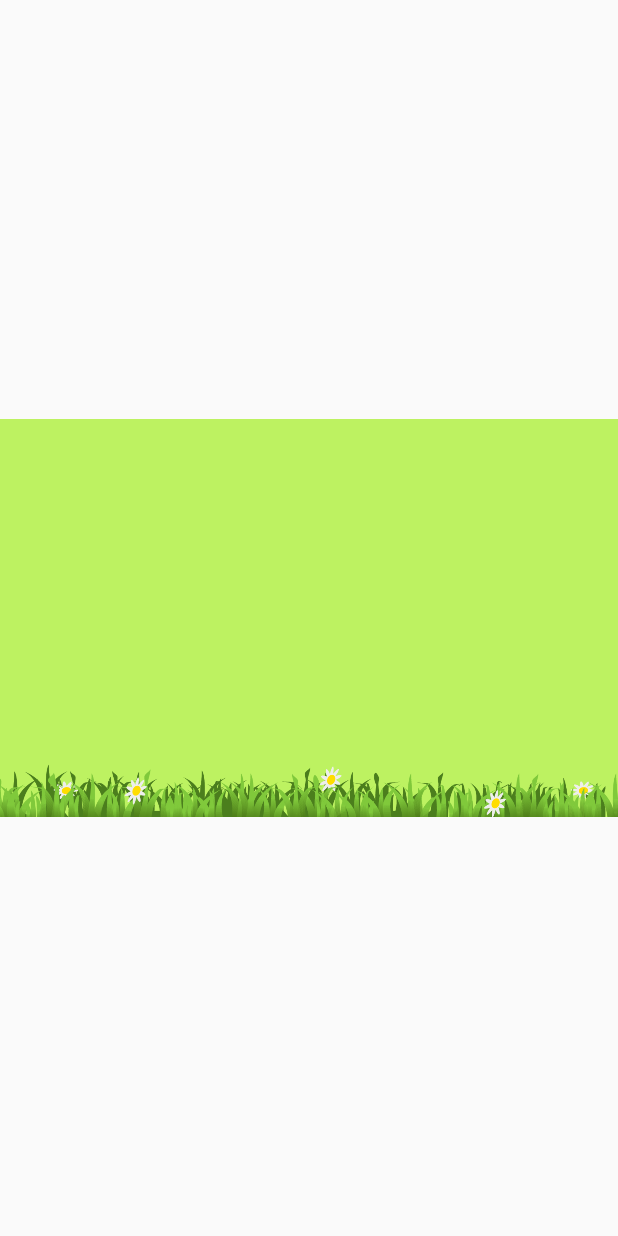
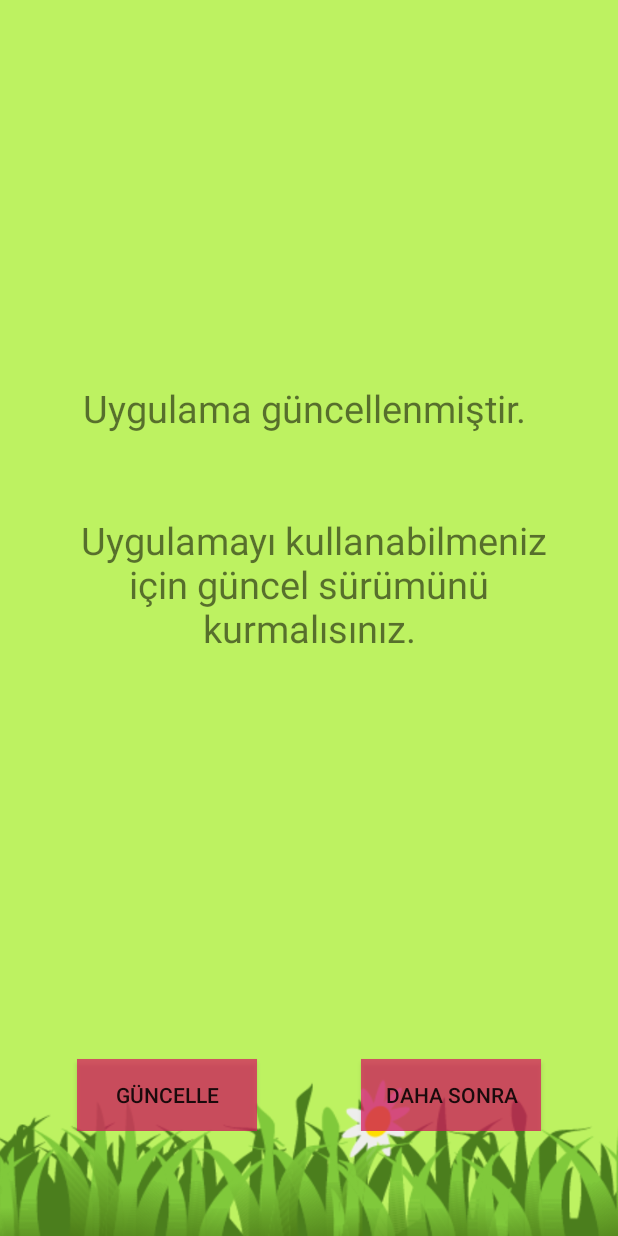
Before and after one commit to mbaykaltr/BilsemDeneme, an Android app: the Force screen opened directly, with no data from a screen before it, on a phone screen of 412 x 824 dp. Run offline under Robolectric (Android 15) with nearby library versions, the light colour scheme and no system bars; network calls fail.

Commit message:
hizmet içi satınalma geliştirme aşamasında force update eklendi

```diff
--- a/app/src/main/java/com/info/bilsemdeneme/Force.java
+++ b/app/src/main/java/com/info/bilsemdeneme/Force.java
@@ -1,14 +1,68 @@
 package com.info.bilsemdeneme;
 
+import android.content.ActivityNotFoundException;
+import android.content.Intent;
+import android.net.Uri;
 import android.os.Bundle;
+import android.view.View;
+import android.widget.Button;
 
 import androidx.appcompat.app.AppCompatActivity;
 
 public class Force extends AppCompatActivity {
 
+    private Button bt_update, bt_later;
+
+
     @Override
     protected void onCreate(Bundle savedInstanceState) {
         super.onCreate(savedInstanceState);
         setContentView(R.layout.activity_force);
-    }
+
+
+
+
+            bt_update = findViewById(R.id.bt_update);
+            bt_later = findViewById(R.id.bt_later);
+
+
+            bt_update.setOnClickListener(new View.OnClickListener() {
+                @Override
+                public void onClick(View v) {
+
+
+                    Uri uri = Uri.parse("https://play.google.com/store/apps/details?id=com.info.bilsemdeneme&hl=tr&gl=US" + Force.this.getPackageName());
+                    Intent goToMarket = new Intent(Intent.ACTION_VIEW, uri);
+                    // To count with Play market backstack, After pressing back button,
+                    // to taken back to our application, we need to add following flags to intent.
+                    try {
+                        startActivity(goToMarket);
+                    } catch (ActivityNotFoundException e) {
+                        startActivity(new Intent(Intent.ACTION_VIEW,
+                                Uri.parse("https://play.google.com/store/apps/details?id=com.info.bilsemdeneme&hl=tr&gl=US" + Force.this.getPackageName())));
+                    }
+
+                }
+            });
+
+
+            bt_later.setOnClickListener(new View.OnClickListener() {
+                @Override
+                public void onClick(View v) {
+                    finish();
+
+                }
+            });
+
+
+
+
+
+
+
+
+
+
+
+        }
 }
--- a/app/src/main/res/layout/activity_force.xml
+++ b/app/src/main/res/layout/activity_force.xml
@@ -9,11 +9,64 @@
 
     <ImageView
         android:id="@+id/imageView"
-        android:layout_width="wrap_content"
-        android:layout_height="wrap_content"
+        android:layout_width="0dp"
+        android:layout_height="0dp"
+        android:adjustViewBounds="true"
+        android:scaleType="centerCrop"
         app:layout_constraintBottom_toBottomOf="parent"
         app:layout_constraintEnd_toEndOf="parent"
         app:layout_constraintStart_toStartOf="parent"
         app:layout_constraintTop_toTopOf="parent"
         app:srcCompat="@drawable/bilsem_fon_1" />
+
+
+    <TextView
+        android:id="@+id/textView6"
+        android:layout_width="0dp"
+        android:layout_height="wrap_content"
+        android:layout_marginStart="32dp"
+        android:layout_marginEnd="32dp"
+        android:gravity="center"
+        android:text="@string/force_update_text"
+        android:textSize="25sp"
+        app:layout_constraintBottom_toTopOf="@+id/constraintLayout2"
+        app:layout_constraintEnd_toEndOf="parent"
+        app:layout_constraintStart_toStartOf="parent"
+        app:layout_constraintTop_toTopOf="parent" />
+
+    <androidx.constraintlayout.widget.ConstraintLayout
+        android:id="@+id/constraintLayout2"
+        android:layout_width="373dp"
+        android:layout_height="wrap_content"
+        android:layout_marginStart="32dp"
+        android:layout_marginEnd="32dp"
+        android:layout_marginBottom="70dp"
+        app:layout_constraintBottom_toBottomOf="@+id/imageView"
+        app:layout_constraintEnd_toEndOf="parent"
+        app:layout_constraintStart_toStartOf="parent">
+
+        <Button
+            android:id="@+id/bt_update"
+            android:layout_width="120dp"
+            android:layout_height="wrap_content"
+            android:layout_marginStart="32dp"
+            android:layout_marginTop="16dp"
+            android:background="@color/colorC"
+            android:text="Güncelle"
+            app:layout_constraintStart_toStartOf="parent"
+            app:layout_constraintTop_toTopOf="parent" />
+
+        <Button
+            android:id="@+id/bt_later"
+            android:layout_width="120dp"
+            android:layout_height="wrap_content"
+            android:layout_marginTop="16dp"
+            android:layout_marginEnd="32dp"
+            android:background="@color/colorC"
+            android:text="Daha SONRA"
+            app:layout_constraintEnd_toEndOf="parent"
+            app:layout_constraintTop_toTopOf="parent" />
+    </androidx.constraintlayout.widget.ConstraintLayout>
+
+
 </androidx.constraintlayout.widget.ConstraintLayout>
--- a/app/src/main/res/values/strings.xml
+++ b/app/src/main/res/values/strings.xml
@@ -1,5 +1,6 @@
 <resources>
     <string name="app_name">Bilsem Deneme</string>
+    <string name="force_update_text">Uygulama güncellenmiştir. \n\n\n Uygulamayı kullanabilmeniz için güncel sürümünü kurmalısınız. </string>
     <string name="veli_aciklama">\t\t Sayın Öğretmenler, Veliler;\n\n
 
             \t\t Bu sınav ilkokul 1, 2 ve 3. sınıf öğrencileri için hazırlanmış online mini bir deneme sınavıdır.\n\n
```
Also changed, not shown: app/src/main/java/com/info/bilsemdeneme/MainActivity.java (+75 -3 lines).
